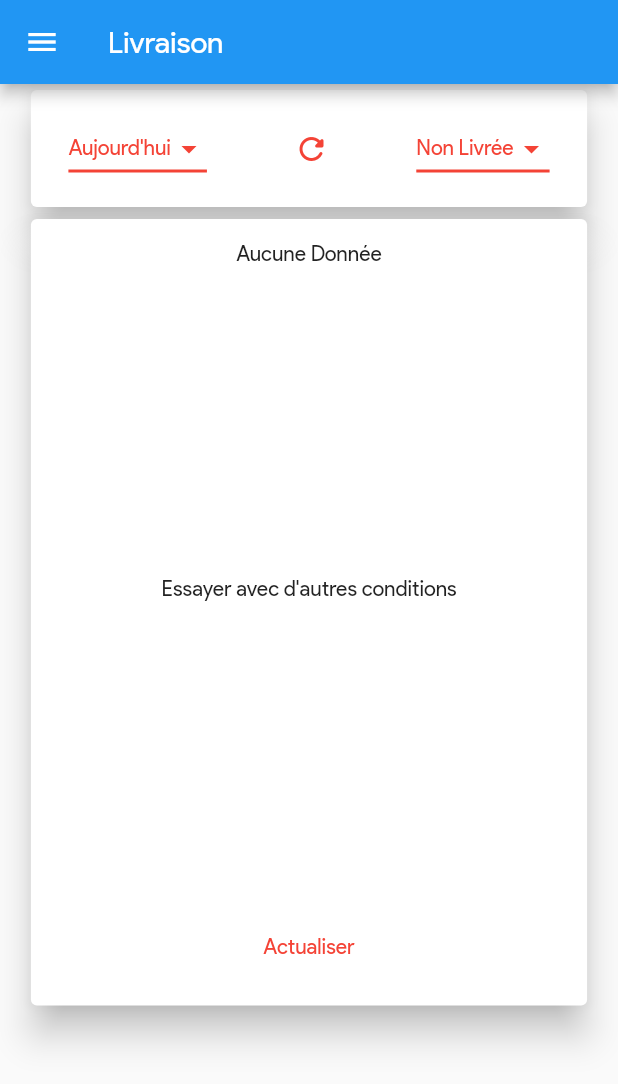
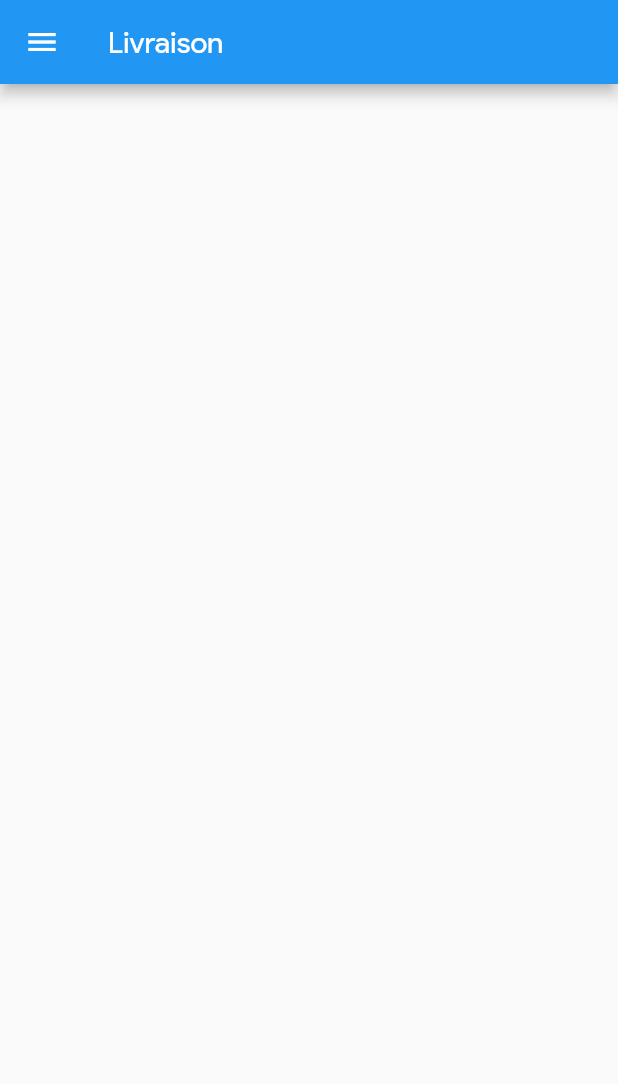
Before and after one commit to gaetan1903/RECRSI-Flutter, a Flutter app: the LivraisonPage screen opened directly, on a phone screen of 412 x 824 dp. Shown: the top 1084 px of the screen. Run offline on Flutter 3.47's test engine with Material 2 defaults, Android fonts, the phone set to English and light mode, and no system bars; drawn by our look-alikes of loading_overlay; our stand-ins replace flushbar, flutter_slidable, month_picker_dialog, shared_preferences, splashscreen; missing offline and left inert: mysql1, qr_code_scanner; accounts and stored records are empty.

Commit message:
Ameliorer Structure de code

```diff
--- a/lib/pages/livraison.dart
+++ b/lib/pages/livraison.dart
@@ -220,7 +220,8 @@ class _LivraisonPage extends State<LivraisonPage> {
         drawer: MyDrawer(
           fonction: _fonction,
         ),
-        body: LoadingOverlay(
+        body: _fonction != null
+            ? LoadingOverlay(
                 color: Colors.black,
                 progressIndicator: CircularProgressIndicator(
                   valueColor: AlwaysStoppedAnimation<Color>(Colors.red),
@@ -238,7 +239,8 @@ class _LivraisonPage extends State<LivraisonPage> {
                               margin: EdgeInsets.symmetric(vertical: 15),
                               width: MediaQuery.of(context).size.width * 0.9,
                               child: Row(
-                            mainAxisAlignment: MainAxisAlignment.spaceBetween,
+                                mainAxisAlignment:
+                                    MainAxisAlignment.spaceBetween,
                                 children: [
                                   DropdownButton<String>(
                                     value: dropdownValue0,
@@ -296,9 +298,11 @@ class _LivraisonPage extends State<LivraisonPage> {
                                         setState(() {
                                           livraison.clear();
 
-                                      _onLivraison = CircularProgressIndicator(
+                                          _onLivraison =
+                                              CircularProgressIndicator(
                                                   backgroundColor: Colors.white,
-                                          valueColor: AlwaysStoppedAnimation(
+                                                  valueColor:
+                                                      AlwaysStoppedAnimation(
                                                           Colors.red));
                                         });
                                         aff();
@@ -319,9 +323,11 @@ class _LivraisonPage extends State<LivraisonPage> {
                                       setState(() {
                                         dropdownValue1 = newValue;
                                         if (newValue == "Livrée")
-                                      _condition[1] = 'C.status = "LIVREE" ';
+                                          _condition[1] =
+                                              'C.status = "LIVREE" ';
                                         else if (newValue == "Annulée")
-                                      _condition[1] = 'C.status = "ANNULEE" ';
+                                          _condition[1] =
+                                              'C.status = "ANNULEE" ';
                                         else if (newValue == "Non Livrée")
                                           _condition[1] =
                                               'C.status = "NON LIVREE" ';
@@ -371,6 +377,7 @@ class _LivraisonPage extends State<LivraisonPage> {
                   ),
                 )),
                 isLoading: _saving)
+            : Container()
         // This trailing comma makes auto-formatting nicer for build methods.
         );
   }
```
Also changed, not shown: lib/pages/drawer.dart (+7 -2 lines). Lines whose indentation alone changed are shown as unchanged.
